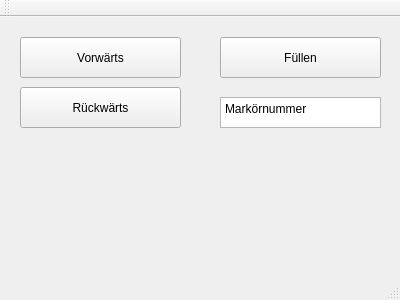
Qt form mainwindow.ui (PaulOberm/imboccaTauro) before a commit.
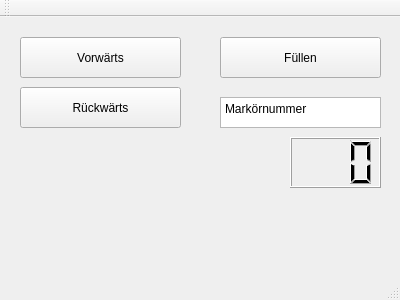
The same form after that commit.

What changed in the file:
```diff
--- a/mainwindow.ui
+++ b/mainwindow.ui
@@ -70,6 +70,19 @@
 &lt;p style=&quot; margin-top:0px; margin-bottom:0px; margin-left:0px; margin-right:0px; -qt-block-indent:0; text-indent:0px;&quot;&gt;Markörnummer&lt;/p&gt;&lt;/body&gt;&lt;/html&gt;</string>
     </property>
    </widget>
+   <widget class="QLCDNumber" name="lcdNumber">
+    <property name="geometry">
+     <rect>
+      <x>290</x>
+      <y>120</y>
+      <width>91</width>
+      <height>51</height>
+     </rect>
+    </property>
+    <property name="digitCount">
+     <number>3</number>
+    </property>
+   </widget>
   </widget>
   <widget class="QMenuBar" name="menuBar">
    <property name="geometry">
```
